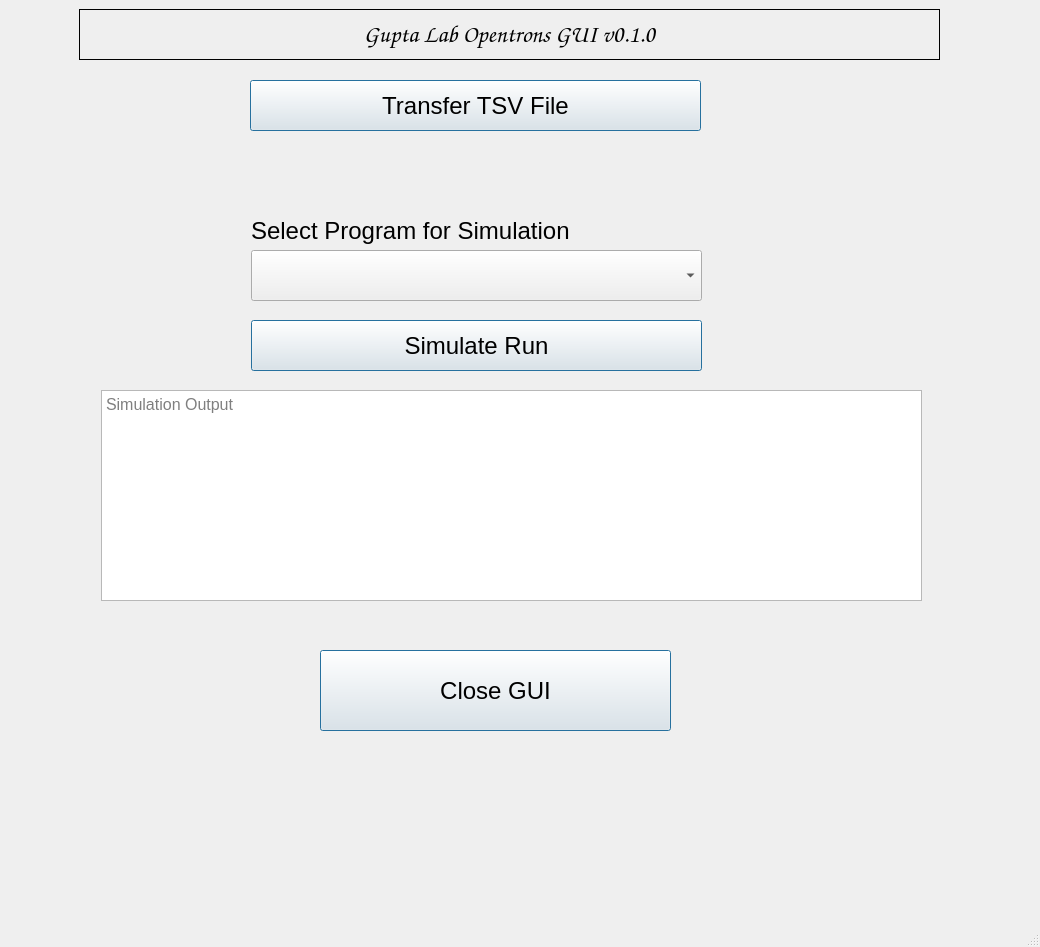
The window that MainWindow.ui (Gaorav-Gupta-Lab/Opentrons_GUI) describes before a commit, drawn with Qt 5.
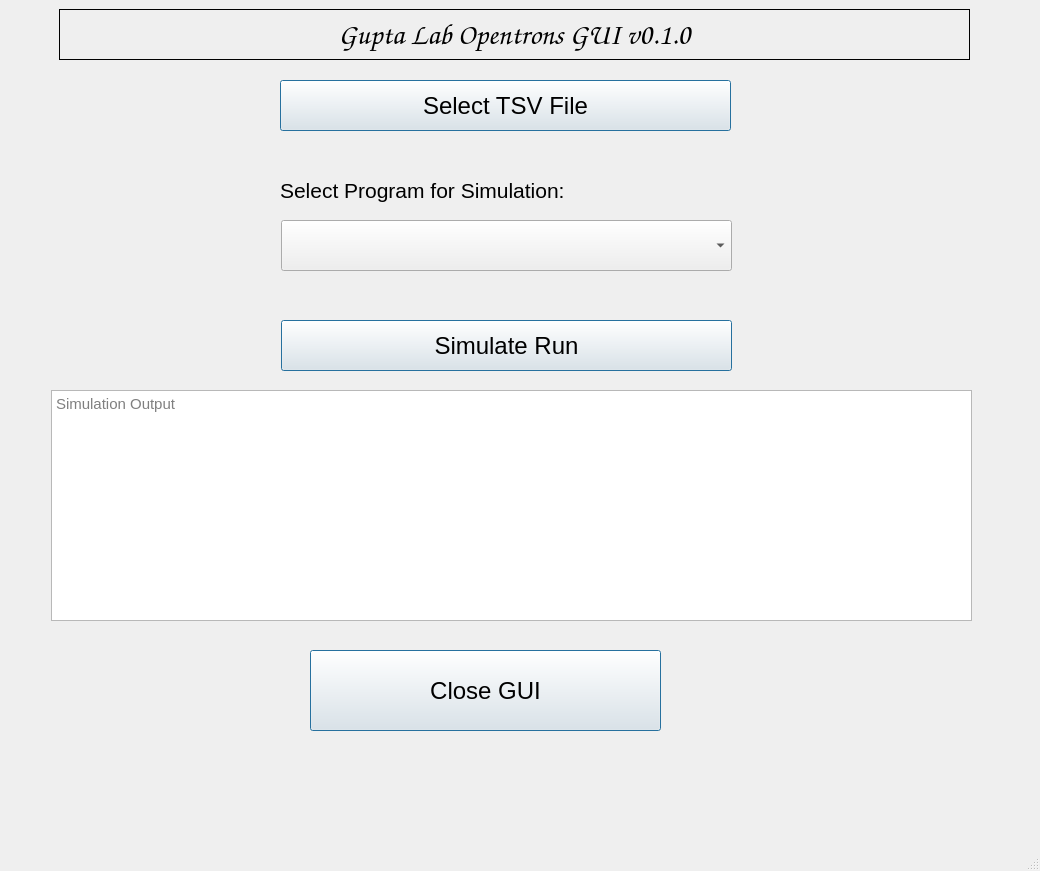
The same window after the commit.

What changed in the file:
```diff
--- a/MainWindow.ui
+++ b/MainWindow.ui
@@ -8,7 +8,7 @@
     <x>0</x>
     <y>0</y>
     <width>1040</width>
-    <height>947</height>
+    <height>871</height>
    </rect>
   </property>
   <property name="font">
@@ -28,7 +28,7 @@
    <widget class="QPushButton" name="tsv_file_select_btn">
     <property name="geometry">
      <rect>
-      <x>250</x>
+      <x>280</x>
       <y>80</y>
       <width>451</width>
       <height>51</height>
@@ -40,7 +40,7 @@
      </font>
     </property>
     <property name="text">
-     <string>Transfer TSV File</string>
+     <string>Select TSV File</string>
     </property>
     <property name="checkable">
      <bool>true</bool>
@@ -64,16 +64,16 @@
     </property>
     <property name="geometry">
      <rect>
-      <x>79</x>
+      <x>59</x>
       <y>9</y>
-      <width>861</width>
+      <width>911</width>
       <height>51</height>
      </rect>
     </property>
     <property name="font">
      <font>
       <family>Comic Sans MS</family>
-      <pointsize>18</pointsize>
+      <pointsize>22</pointsize>
      </font>
     </property>
     <property name="frameShape">
@@ -89,7 +89,7 @@
    <widget class="QPushButton" name="closeGUI_btn">
     <property name="geometry">
      <rect>
-      <x>320</x>
+      <x>310</x>
       <y>650</y>
       <width>351</width>
       <height>81</height>
@@ -108,7 +108,7 @@
    <widget class="QPushButton" name="simulate_run_btn">
     <property name="geometry">
      <rect>
-      <x>251</x>
+      <x>281</x>
       <y>320</y>
       <width>451</width>
       <height>51</height>
@@ -127,15 +127,16 @@
    <widget class="QTextBrowser" name="run_simulation_output">
     <property name="geometry">
      <rect>
-      <x>101</x>
+      <x>51</x>
       <y>390</y>
-      <width>821</width>
-      <height>211</height>
+      <width>921</width>
+      <height>231</height>
      </rect>
     </property>
     <property name="font">
      <font>
-      <pointsize>12</pointsize>
+      <family>Arial</family>
+      <pointsize>11</pointsize>
      </font>
     </property>
     <property name="placeholderText">
@@ -145,8 +146,8 @@
    <widget class="QComboBox" name="select_program_combobx">
     <property name="geometry">
      <rect>
-      <x>251</x>
-      <y>250</y>
+      <x>281</x>
+      <y>220</y>
       <width>451</width>
       <height>51</height>
      </rect>
@@ -158,14 +159,19 @@
    <widget class="QLabel" name="select_program_label">
     <property name="geometry">
      <rect>
-      <x>251</x>
-      <y>210</y>
-      <width>361</width>
+      <x>280</x>
+      <y>170</y>
+      <width>451</width>
       <height>41</height>
      </rect>
     </property>
+    <property name="font">
+     <font>
+      <pointsize>16</pointsize>
+     </font>
+    </property>
     <property name="text">
-     <string>Select Program for Simulation</string>
+     <string>Select Program for Simulation:</string>
     </property>
    </widget>
   </widget>
```
